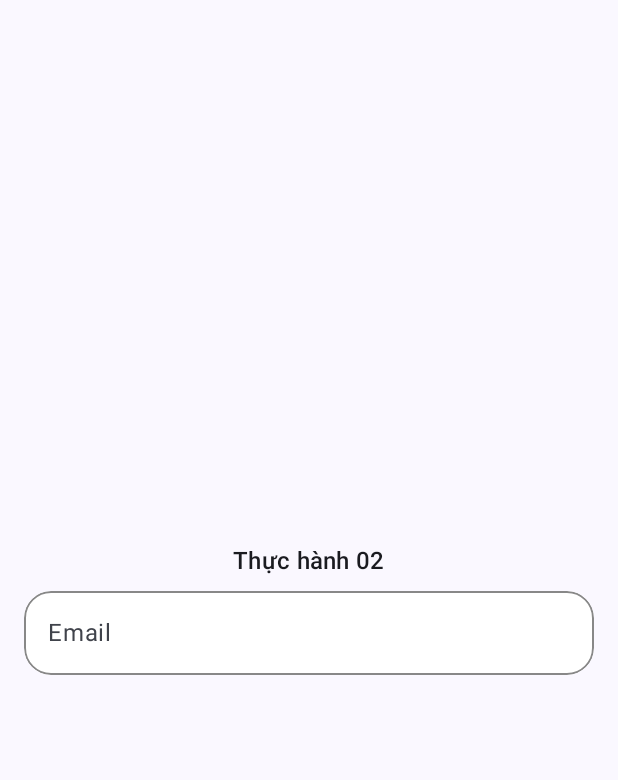
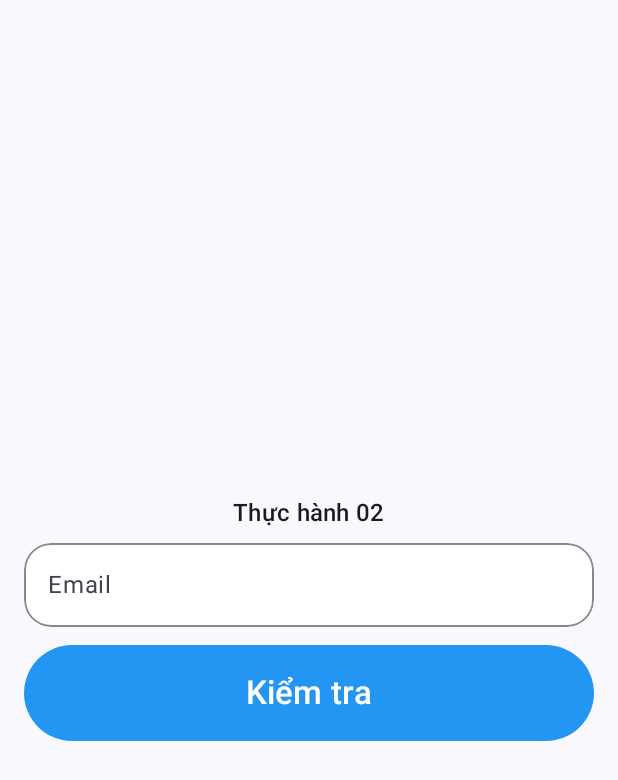
Before and after one commit to Minhhieu3012/android-email-validation, an Android app built with Jetpack Compose: the screen it shows after launch (MainActivity), on a phone screen of 412 x 824 dp. Shown: the top 780 px of the screen. Run offline under Robolectric (Android 15) with nearby library versions, the phone set to English and light mode, and no system bars.

Commit message:
feat: add validate button and check email result

```diff
--- a/app/src/main/java/vn/edu/ut/hieupm9898/emailvalidation/MainActivity.kt
+++ b/app/src/main/java/vn/edu/ut/hieupm9898/emailvalidation/MainActivity.kt
@@ -87,5 +87,29 @@ fun EmailValidationApp() {
         } else {
             Spacer(modifier = Modifier.height(12.dp))
         }
+
+        Button(
+            onClick = {
+                messageColor = Color(0xFFe83d37) // đỏ mặc định
+                message = if (email.isBlank()) {
+                    "Email không hợp lệ"
+                } else if (!email.contains("@")) {
+                    "Email không đúng định dạng"
+                } else {
+                    messageColor = Color(0xFF2E7D32) // xanh khi hợp lệ
+                    "Bạn đã nhập email hợp lệ"
+                }
+            },
+            modifier = Modifier
+                .fillMaxWidth() // bằng chiều rộng TextField
+                .height(64.dp),
+            shape = RoundedCornerShape(50.dp),
+            colors = ButtonDefaults.buttonColors(
+                containerColor = Color(0xFF2395f3),
+                contentColor = Color.White
+            )
+        ) {
+            Text(text = "Kiểm tra", fontSize = 22.sp)
+        }
     }
 }
```
